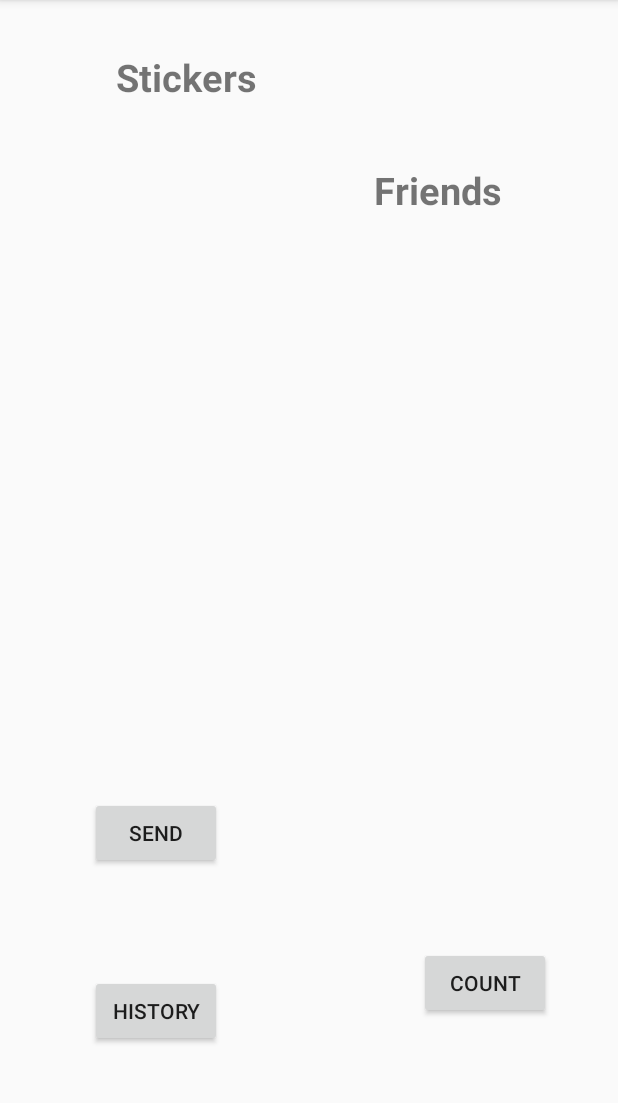
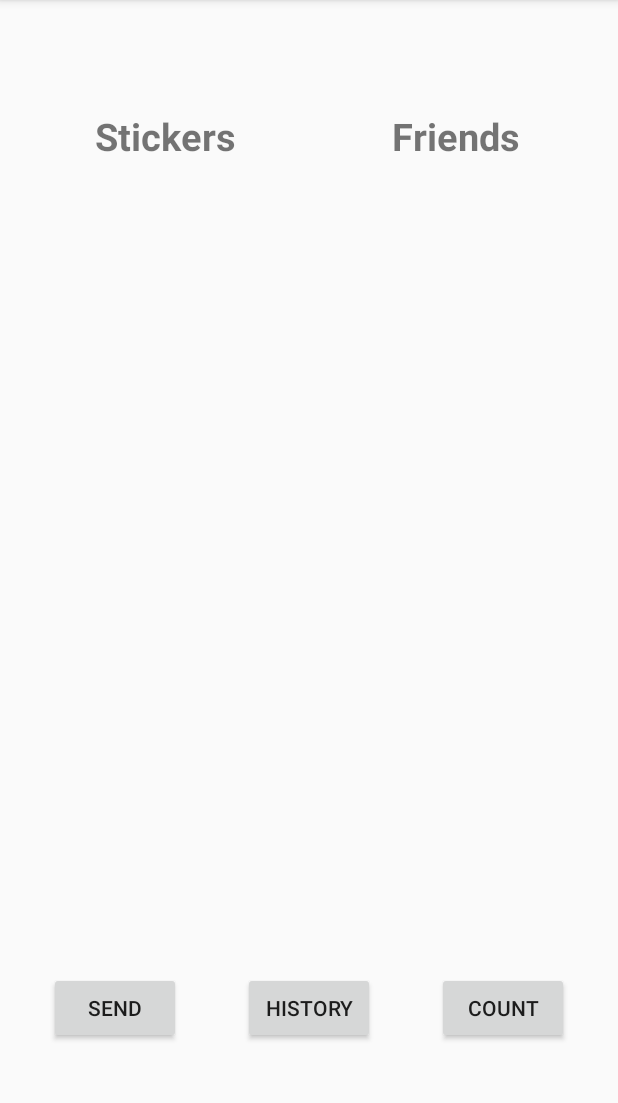
Before and after one commit to angela01190626/NUMAD23Sp_Team19, an Android app: the HomePageActivity screen opened directly, with no data from a screen before it, on a phone screen of 412 x 824 dp, the part 84-1187 px from its top. Run offline under Robolectric (Android 15) with nearby library versions, the phone set to English and light mode, and no system bars; our stand-ins replace Firebase (no records; nobody signed in at launch, a user with empty details on screens opened directly).

Commit message:
fixed homepage crash and aligned its elements

```diff
--- a/CS5520GroupProject/app/src/main/java/edu/northeastern/cs5520groupproject/HomePageActivity.java
+++ b/CS5520GroupProject/app/src/main/java/edu/northeastern/cs5520groupproject/HomePageActivity.java
@@ -23,7 +23,7 @@ import com.google.firebase.database.DatabaseError;
 import com.google.firebase.database.DatabaseReference;
 import com.google.firebase.database.FirebaseDatabase;
 import com.google.firebase.database.ValueEventListener;
-import com.google.firebase.messaging.FirebaseMessaging;
+//import com.google.firebase.messaging.FirebaseMessaging;
 
 
 public class HomePageActivity  extends AppCompatActivity {
@@ -50,11 +50,12 @@ public class HomePageActivity  extends AppCompatActivity {
 protected void onCreate(Bundle savedInstanceState){
     super.onCreate(savedInstanceState);
     fireBase = FirebaseDatabase.getInstance().getReference().child("users");
+    setContentView(R.layout.sticker_homepage_layout);
+    Intent intent = getIntent();
+    String username = intent.getStringExtra("user");
+    currentUser = new User(username);
 
-    setContentView(R.layout.sticker_homepage_layout);
-
-
-    // need debug for recycle view
+            // need debug for recycle view
     // sticker list
     stickerListRecyclerView = findViewById(R.id.stickerList);
     stickerListRecyclerView.setHasFixedSize(true);
--- a/CS5520GroupProject/app/src/main/java/edu/northeastern/cs5520groupproject/login/User.java
+++ b/CS5520GroupProject/app/src/main/java/edu/northeastern/cs5520groupproject/login/User.java
@@ -9,6 +9,10 @@ public class User {
     public String token;
 
     public User(){};
+
+    public User(String userName) {
+        this.userName = userName;
+    }
 
     public User(String userName,  String token) {
         this.userName = userName;
--- a/CS5520GroupProject/app/src/main/java/edu/northeastern/cs5520groupproject/login/login_activity.java
+++ b/CS5520GroupProject/app/src/main/java/edu/northeastern/cs5520groupproject/login/login_activity.java
@@ -64,6 +64,7 @@ public class login_activity extends AppCompatActivity {
                             }
 
                             Intent intent = new Intent(login_activity.this, HomePageActivity.class); // update homepage的名字？
+                            intent.putExtra("user", input);
                             startActivity(intent);
                             Log.e("d", dataSnapshot.toString());
                         } else {
@@ -74,6 +75,7 @@ public class login_activity extends AppCompatActivity {
                             fireBase.child("users").child(user.getUserName()).setValue(user);
 
                             Intent intent = new Intent(login_activity.this, HomePageActivity.class); // update homepage的名字？
+                            intent.putExtra("user", input);
                             startActivity(intent);
                         }
 
--- a/CS5520GroupProject/app/src/main/res/layout/sticker_homepage_layout.xml
+++ b/CS5520GroupProject/app/src/main/res/layout/sticker_homepage_layout.xml
@@ -12,10 +12,12 @@
         android:text="Friends"
         android:textSize="25dp"
         android:textStyle="bold"
-        app:layout_constraintBottom_toTopOf="@+id/friendList"
+        app:layout_constraintBottom_toBottomOf="parent"
         app:layout_constraintEnd_toEndOf="parent"
-        app:layout_constraintStart_toEndOf="@+id/stickerText"
-        app:layout_constraintTop_toTopOf="parent" />
+        app:layout_constraintStart_toStartOf="parent"
+        app:layout_constraintTop_toTopOf="parent"
+        app:layout_constraintVertical_bias="0.1"
+        app:layout_constraintHorizontal_bias="0.8" />
 
     <androidx.recyclerview.widget.RecyclerView
         android:id="@+id/stickerList"
@@ -37,12 +39,12 @@
         android:text="Stickers"
         android:textSize="25dp"
         android:textStyle="bold"
-        app:layout_constraintBottom_toTopOf="@+id/stickerList"
-        app:layout_constraintEnd_toStartOf="@id/FriendText"
-        app:layout_constraintHorizontal_bias="0.135"
+        app:layout_constraintBottom_toBottomOf="parent"
+        app:layout_constraintEnd_toEndOf="parent"
         app:layout_constraintStart_toStartOf="parent"
         app:layout_constraintTop_toTopOf="parent"
-        app:layout_constraintVertical_bias="0.647" />
+        app:layout_constraintVertical_bias="0.1"
+        app:layout_constraintHorizontal_bias="0.2" />
 
     <androidx.recyclerview.widget.RecyclerView
         android:id="@+id/friendList"
@@ -62,25 +64,25 @@
         android:id="@+id/send"
         android:layout_width="wrap_content"
         android:layout_height="wrap_content"
-        android:layout_marginStart="60dp"
-        android:layout_marginBottom="36dp"
         android:text="send"
-        app:layout_constraintBottom_toTopOf="@id/history"
+        app:layout_constraintBottom_toBottomOf="parent"
+        app:layout_constraintEnd_toEndOf="parent"
         app:layout_constraintStart_toStartOf="parent"
-        app:layout_constraintTop_toBottomOf="@+id/stickerList"
-        app:layout_constraintVertical_bias="0.763" />
+        app:layout_constraintTop_toTopOf="parent"
+        app:layout_constraintVertical_bias="0.9"
+        app:layout_constraintHorizontal_bias="0.1"/>
 
     <Button
         android:id="@+id/history"
         android:layout_width="wrap_content"
         android:layout_height="wrap_content"
-        android:layout_marginStart="60dp"
-        android:layout_marginBottom="36dp"
         android:text="history"
         app:layout_constraintBottom_toBottomOf="parent"
+        app:layout_constraintEnd_toEndOf="parent"
         app:layout_constraintStart_toStartOf="parent"
-        app:layout_constraintTop_toBottomOf="@+id/send"
-        app:layout_constraintVertical_bias="1.0" />
+        app:layout_constraintTop_toTopOf="parent"
+        app:layout_constraintVertical_bias="0.9"
+        app:layout_constraintHorizontal_bias="0.5" />
 
     <Button
         android:id="@+id/count"
@@ -89,10 +91,10 @@
         android:text="count"
         app:layout_constraintBottom_toBottomOf="parent"
         app:layout_constraintEnd_toEndOf="parent"
-        app:layout_constraintHorizontal_bias="0.863"
         app:layout_constraintStart_toStartOf="parent"
         app:layout_constraintTop_toTopOf="parent"
-        app:layout_constraintVertical_bias="0.877" />
+        app:layout_constraintVertical_bias="0.9"
+        app:layout_constraintHorizontal_bias="0.9" />
 
 
 </androidx.constraintlayout.widget.ConstraintLayout>
```
Lines whose indentation alone changed are shown as unchanged.
